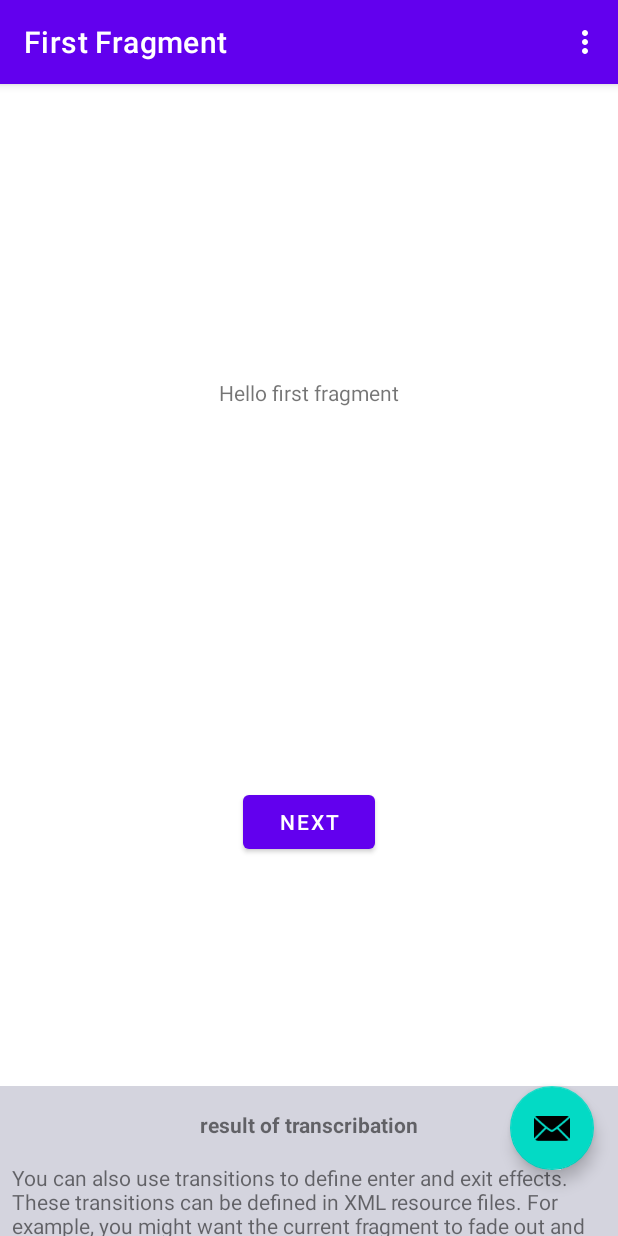
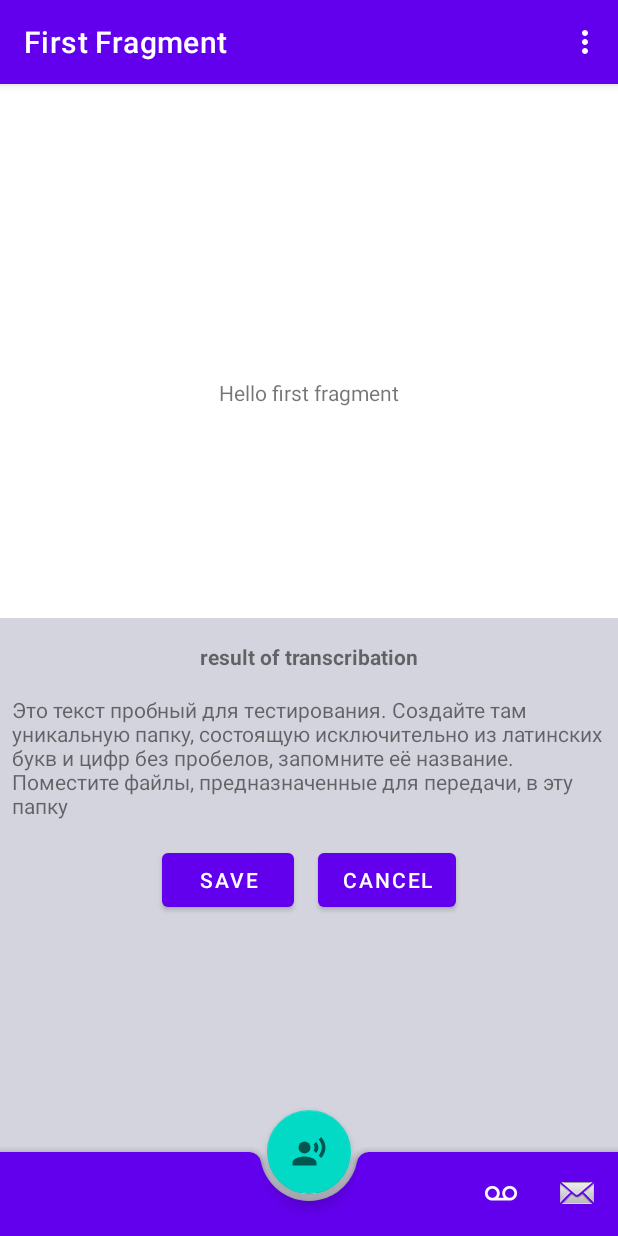
Before and after one commit to EvgenNaumov/SpeechToText, an Android app: the screen it shows after launch (MainActivity), after a tap on "save audio file", on a phone screen of 412 x 824 dp. Run offline under Robolectric (Android 15) with nearby library versions, the phone set to English and light mode, and no system bars; our stand-ins replace navigation-ui.

Commit message:
Готовый bottomsheet. Выезжает при нажатии на fab и скрывается после сохранения данных расшифровки

```diff
--- /dev/null
+++ b/app/src/main/java/com/naumov/mytestapp/repository/MainInteractor.kt
@@ -0,0 +1,4 @@
+package com.naumov.mytestapp.repository
+
+class MainInteractor {
+}
--- /dev/null
+++ b/app/src/main/java/com/naumov/mytestapp/utils/Behavior_FloatingActionButton.kt
@@ -0,0 +1,54 @@
+package com.naumov.mytestapp.utils
+
+import android.content.Context
+import android.util.AttributeSet
+import android.view.MotionEvent
+import android.view.View
+import androidx.coordinatorlayout.widget.CoordinatorLayout
+import com.google.android.material.floatingactionbutton.FloatingActionButton
+
+class Behavior_FloatingActionButton @JvmOverloads constructor(context:Context, att: AttributeSet): CoordinatorLayout.Behavior<FloatingActionButton>(context,att) {
+
+    override fun onTouchEvent(
+        parent: CoordinatorLayout,
+        child: FloatingActionButton,
+        ev: MotionEvent
+    ): Boolean {
+        return super.onTouchEvent(parent, child, ev)
+
+    }
+
+    override fun layoutDependsOn(
+        parent: CoordinatorLayout,
+        child: FloatingActionButton,
+        dependency: View
+    ): Boolean {
+        return super.layoutDependsOn(parent, child, dependency)
+    }
+
+    override fun onStartNestedScroll(
+        coordinatorLayout: CoordinatorLayout,
+        child: FloatingActionButton,
+        directTargetChild: View,
+        target: View,
+        axes: Int,
+        type: Int
+    ): Boolean {
+        return super.onStartNestedScroll(
+            coordinatorLayout,
+            child,
+            directTargetChild,
+            target,
+            axes,
+            type
+        )
+    }
+
+    override fun onAttachedToLayoutParams(params: CoordinatorLayout.LayoutParams) {
+        super.onAttachedToLayoutParams(params)
+    }
+
+    override fun onDetachedFromLayoutParams() {
+        super.onDetachedFromLayoutParams()
+    }
+}
--- a/app/src/main/java/com/naumov/mytestapp/view/MainActivity.kt
+++ b/app/src/main/java/com/naumov/mytestapp/view/MainActivity.kt
@@ -3,24 +3,23 @@ package com.naumov.mytestapp.view
 import android.Manifest
 import android.annotation.SuppressLint
 import android.content.pm.PackageManager
-import android.opengl.Visibility
 import android.os.Bundle
-import android.util.Log
 import android.view.*
-import android.view.GestureDetector.OnGestureListener
-import android.view.GestureDetector.SimpleOnGestureListener
 import android.view.View.OnLongClickListener
+import android.view.ViewGroup.LayoutParams
 import android.widget.Toast
 import android.widget.Toast.LENGTH_SHORT
 import androidx.appcompat.app.AlertDialog
 import androidx.appcompat.app.AppCompatActivity
 import androidx.appcompat.view.ContextThemeWrapper
 import androidx.lifecycle.ViewModelProvider
-import androidx.lifecycle.withCreated
+import androidx.lifecycle.lifecycleScope
 import androidx.navigation.findNavController
 import androidx.navigation.ui.AppBarConfiguration
 import androidx.navigation.ui.navigateUp
 import androidx.navigation.ui.setupActionBarWithNavController
+import com.google.android.material.bottomsheet.BottomSheetBehavior
+import com.google.android.material.bottomsheet.BottomSheetBehavior.BottomSheetCallback
 import com.naumov.mytestapp.App
 import com.naumov.mytestapp.R
 import com.naumov.mytestapp.common.media.AudioRecord
@@ -28,16 +27,13 @@ import com.naumov.mytestapp.core.CheckPermissionDescription
 import com.naumov.mytestapp.databinding.ActivityMainBinding
 import com.naumov.mytestapp.model.ViewStateData
 import com.naumov.mytestapp.network.ManagerNetworkConnect
-import com.naumov.mytestapp.utils.DEBUG_ON
 import com.naumov.mytestapp.utils.TAG
 import com.naumov.mytestapp.utils.getAlertDialog
 import com.naumov.mytestapp.utils.logDebug
 import com.naumov.mytestapp.viewmodel.DataViewModel
-import kotlinx.coroutines.Dispatchers
-import kotlinx.coroutines.cancelChildren
-import kotlinx.coroutines.withContext
+import kotlinx.coroutines.launch
 import kotlin.concurrent.thread
-import kotlin.coroutines.coroutineContext
+import kotlin.math.log
 
 class MainActivity : AppCompatActivity() {
 
@@ -56,6 +52,8 @@ class MainActivity : AppCompatActivity() {
             logDebug(TAG, "FAB is active")
         }
     }
+
+    var showFab:Boolean=true
 
     override fun onCreate(savedInstanceState: Bundle?) {
         super.onCreate(savedInstanceState)
@@ -82,14 +80,82 @@ class MainActivity : AppCompatActivity() {
 //            .commitNow()
 
 
+
         initBottomApp()
         initialViewModel()
         initFabButton()
-        initGestureDetector()
+        initBottomSheet()
 
     }
 
+    private fun initBottomSheet() {
+        binding.layoutSheetResult.buttonSave.setOnClickListener {
+            Toast.makeText(this.applicationContext, "save result to base", Toast.LENGTH_SHORT).show()
+            downstairsBottomSheet()
+        }
+
+        binding.layoutSheetResult.buttonCancel.setOnClickListener {
+            Toast.makeText(this.applicationContext, "cancel to save", Toast.LENGTH_SHORT).show()
+            downstairsBottomSheet()
+        }
+
+        val bottomSheetBehavior = BottomSheetBehavior.from(binding.layoutSheetResult.bottomSheetContainer)
+        bottomSheetBehavior.isFitToContents = false
+        bottomSheetBehavior.addBottomSheetCallback(object :
+            BottomSheetCallback() {
+            override fun onStateChanged(bottomSheet: View, newState: Int) {
+                logDebug("bottomSheetBehavior onStateChanged:", newState.toString())
+                when (newState) {
+                    BottomSheetBehavior.STATE_DRAGGING -> {
+                       //binding.fab.hide()
+                    }
+                    BottomSheetBehavior.STATE_COLLAPSED -> {
+                        //binding.fab.show()
+                    }
+                    BottomSheetBehavior.STATE_EXPANDED -> {}
+                    BottomSheetBehavior.STATE_HALF_EXPANDED -> {}
+                    BottomSheetBehavior.STATE_HIDDEN -> {}
+                    BottomSheetBehavior.STATE_SETTLING -> {}
+                }
+            }
+
+            override fun onSlide(bottomSheet: View, slideOffset: Float) {
+                logDebug("bottomSheetBehavior onSlide:", slideOffset.toString())
+
+//                binding.fab.scaleX=1-slideOffset
+//
+//                if (1-slideOffset==0.0f){
+//                    binding.fab.hide()
+//                    showFab = false
+//                }
+//                if(1-slideOffset!=0.0f || !showFab)
+//                {
+//                    binding.fab.show()
+//                    showFab=true
+//                }
+
+
+            }
+
+        })
+    }
+
+    private fun upstairBottomSheet(){
+
+        val bottomSheetBehavior = BottomSheetBehavior.from(binding.layoutSheetResult.bottomSheetContainer)
+        bottomSheetBehavior.isFitToContents = true
+        bottomSheetBehavior.state = BottomSheetBehavior.STATE_HALF_EXPANDED
+    }
+
+    private fun downstairsBottomSheet(){
+
+        val bottomSheetBehavior = BottomSheetBehavior.from(binding.layoutSheetResult.bottomSheetContainer)
+        bottomSheetBehavior.isFitToContents = false
+        bottomSheetBehavior.state = BottomSheetBehavior.STATE_COLLAPSED
+    }
+
     private fun initBottomApp() {
+
 
     }
 
@@ -98,48 +164,9 @@ class MainActivity : AppCompatActivity() {
         menuInflater.inflate(R.menu.menu_bottom_app_bar,menu)
     }
 
-    private fun initGestureDetector() {
-
-        gestureDetector = GestureDetector(this, object : OnGestureListener {
-            override fun onDown(e: MotionEvent): Boolean {
-                TODO("Not yet implemented")
-            }
-
-            override fun onSingleTapUp(e: MotionEvent): Boolean {
-                TODO("Not yet implemented")
-            }
-
-            override fun onScroll(
-                e1: MotionEvent,
-                e2: MotionEvent,
-                distanceX: Float,
-                distanceY: Float
-            ): Boolean {
-                TODO("Not yet implemented")
-            }
-
-            override fun onFling(
-                e1: MotionEvent,
-                e2: MotionEvent,
-                velocityX: Float,
-                velocityY: Float
-            ): Boolean {
-                TODO("Not yet implemented")
-            }
-
-            override fun onShowPress(e: MotionEvent) {
-                TODO("Not yet implemented")
-            }
-
-            override fun onLongPress(e: MotionEvent) {
-                logDebug(TAG, "MotionEvent long press FAB: onLongPress ")
-            }
-
-        })
-    }
-
     @SuppressLint("ClickableViewAccessibility")
     private fun initFabButton() {
+
 
         binding.fab.setOnClickListener {
             logDebug(TAG, "short press FAB")
@@ -155,6 +182,11 @@ class MainActivity : AppCompatActivity() {
 
                 showSaveFile(recordActive)
 
+//                binding.fab.hide()
+                upstairBottomSheet()
+
+
+
             }
 
             if (event.action == MotionEvent.ACTION_UP) {
@@ -166,8 +198,8 @@ class MainActivity : AppCompatActivity() {
                 if (!successRecord){
                     return@setOnTouchListener false
                 }
-
-
+                transcribFile()
+//                binding.fab.show()
 
             }
             return@setOnTouchListener false
@@ -203,6 +235,10 @@ class MainActivity : AppCompatActivity() {
 
     }
 
+    private fun transcribFile() {
+        lifecycleScope.launch { viewModel.transcribationFile() }
+    }
+
 
     private fun initialViewModel() {
         val model: DataViewModel by lazy { ViewModelProvider(this)[DataViewModel::class.java] }
@@ -220,6 +256,7 @@ class MainActivity : AppCompatActivity() {
                 logDebug("renderData", "Success")
                 showLoading(false)
                 showMessBox(dataTranslate.resultSpeech?._result)
+                binding.layoutSheetResult.resultTranscrib.text = dataTranslate.resultSpeech?._result
             }
 
             is ViewStateData.ErrorService -> {
--- a/app/src/main/java/com/naumov/mytestapp/viewmodel/DataViewModel.kt
+++ b/app/src/main/java/com/naumov/mytestapp/viewmodel/DataViewModel.kt
@@ -53,7 +53,7 @@ class DataViewModel(private val translateSpeechToText: TranslateSpeechToText = T
                 .collect { _mutabelData.postValue(ViewStateData.Success(SpeechData(it))) }
         }
 
-    fun onPressButtonRecord(): Boolean {
+    fun transcribationFile(): Boolean {
 
         getTranslate()
         return true
--- a/app/src/main/res/layout/activity_main.xml
+++ b/app/src/main/res/layout/activity_main.xml
@@ -40,24 +40,24 @@
         android:id="@+id/fab"
         android:layout_width="wrap_content"
         android:layout_height="wrap_content"
-        android:layout_gravity="bottom|end"
         android:layout_marginEnd="@dimen/fab_margin"
         android:layout_marginBottom="16dp"
         android:contentDescription="@string/save_audio_file"
+        app:layout_behavior=".utils.Behavior_FloatingActionButton"
         android:longClickable="true"
-        app:layout_anchor="@id/layout_sheet_result"
-        app:layout_anchorGravity="end|top|center_vertical"
-        app:srcCompat="@android:drawable/ic_dialog_email" />
+        app:layout_anchor="@+id/bottom_app_bar"
+        app:srcCompat="@drawable/ic_action_voice" />
 
 
-    <!--    <com.google.android.material.bottomappbar.BottomAppBar-->
-    <!--        android:id="@+id/bottom_app_bar"-->
-    <!--        android:layout_width="match_parent"-->
-    <!--        android:layout_height="wrap_content"-->
-    <!--        android:layout_gravity="bottom"-->
-    <!--        app:backgroundTint="?colorPrimary"-->
-    <!--        app:fabAlignmentMode="center"-->
-    <!--        app:menu="@menu/menu_bottom_app_bar"-->
-    <!--         />-->
+        <com.google.android.material.bottomappbar.BottomAppBar
+            android:id="@+id/bottom_app_bar"
+            android:layout_width="match_parent"
+            android:layout_height="wrap_content"
+            android:layout_gravity="bottom"
+            app:backgroundTint="?colorPrimary"
+            app:menu="@menu/menu_bottom_app_bar"
+            app:fabAlignmentMode="center"
+            app:hideOnScroll="true"
+             />
 
 </androidx.coordinatorlayout.widget.CoordinatorLayout>
--- a/app/src/main/res/layout/content_progress_bar.xml
+++ b/app/src/main/res/layout/content_progress_bar.xml
@@ -8,5 +8,6 @@
         android:id="@+id/progress_bar"
         android:layout_gravity="center_vertical|center_horizontal"
         android:layout_width="wrap_content"
-        android:layout_height="wrap_content"/>
+        android:layout_height="wrap_content"
+        android:visibility="gone"/>
 </FrameLayout>
--- a/app/src/main/res/layout/content_result.xml
+++ b/app/src/main/res/layout/content_result.xml
@@ -8,8 +8,13 @@
     app:layout_behavior="@string/bottom_sheet_behavior"
     app:layout_collapseMode="parallax"
     app:behavior_hideable = "false"
-    app:behavior_peekHeight = "100dp"
-    android:background="#D4D4DE">
+    app:behavior_peekHeight = "120dp"
+    android:background="#D4D4DE"
+
+    >
+    <!--
+    app:layout_behavior="@string/bottom_sheet_behavior"
+    -->
 
     <TextView
         android:id="@+id/result_title_transcrib"
--- a/app/src/main/res/menu/menu_bottom_app_bar.xml
+++ b/app/src/main/res/menu/menu_bottom_app_bar.xml
@@ -4,10 +4,13 @@
 
     <item
         android:id="@+id/Item_menu1"
-        android:title="Item_menu1"
-        app:showAsAction="always"/>
+        app:showAsAction="always"
+        android:icon="@android:drawable/stat_notify_voicemail"
+        android:title="voicemail"
+        />
     <item
         android:id="@+id/Item_menu2"
-        android:title="Item_menu2"
-        app:showAsAction="always"/>
+        app:showAsAction="always"
+        android:icon="@android:drawable/sym_action_email"
+        android:title="email" />
 </menu>
--- a/app/src/main/res/values/strings.xml
+++ b/app/src/main/res/values/strings.xml
@@ -9,7 +9,8 @@
 
     <string name="hello_first_fragment">Hello first fragment</string>
     <string name="hello_second_fragment">Hello second fragment. Arg: %1$s</string>
-    <string name="text_fake_metod_translate">Это текст пробный для тестирования</string>
+    <string name="text_fake_metod_translate">Это текст пробный для тестирования. Создайте там уникальную папку, состоящую исключительно из латинских букв и цифр без пробелов, запомните её название.
+                                                Поместите файлы, предназначенные для передачи, в эту папку</string>
     <string name="alert_write_ext_storage_title">Доступ к внешнему накопителю</string>
     <string name="alert_write_ext_storage_request">Запрос на запись во внешнее хранилище. При отказе расшифровка аудио сообщения будет недоступна</string>
     <string name="alert_read_ext_storage_request">Запрос на чтение с внешнего хранилище. При отказе расшифровка аудио сообщения будет недоступна</string>
```
Also changed, not shown: app/src/main/java/com/naumov/mytestapp/utils/Behavior_BottomSheetResult.kt (added, +16 -0 lines).
